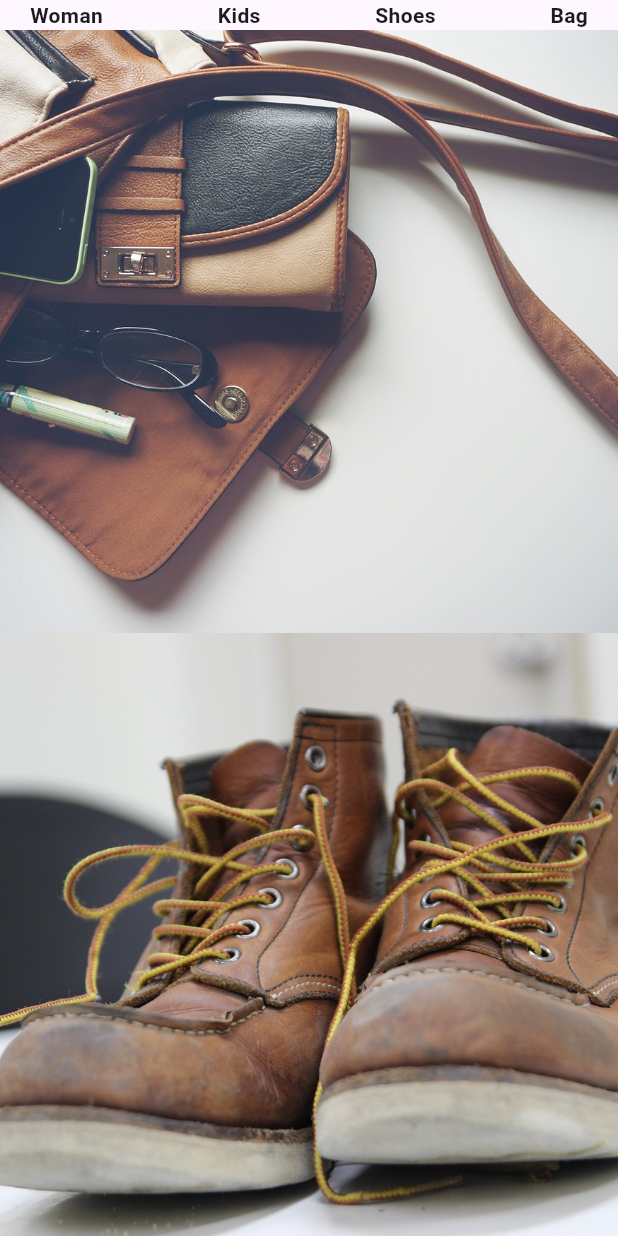
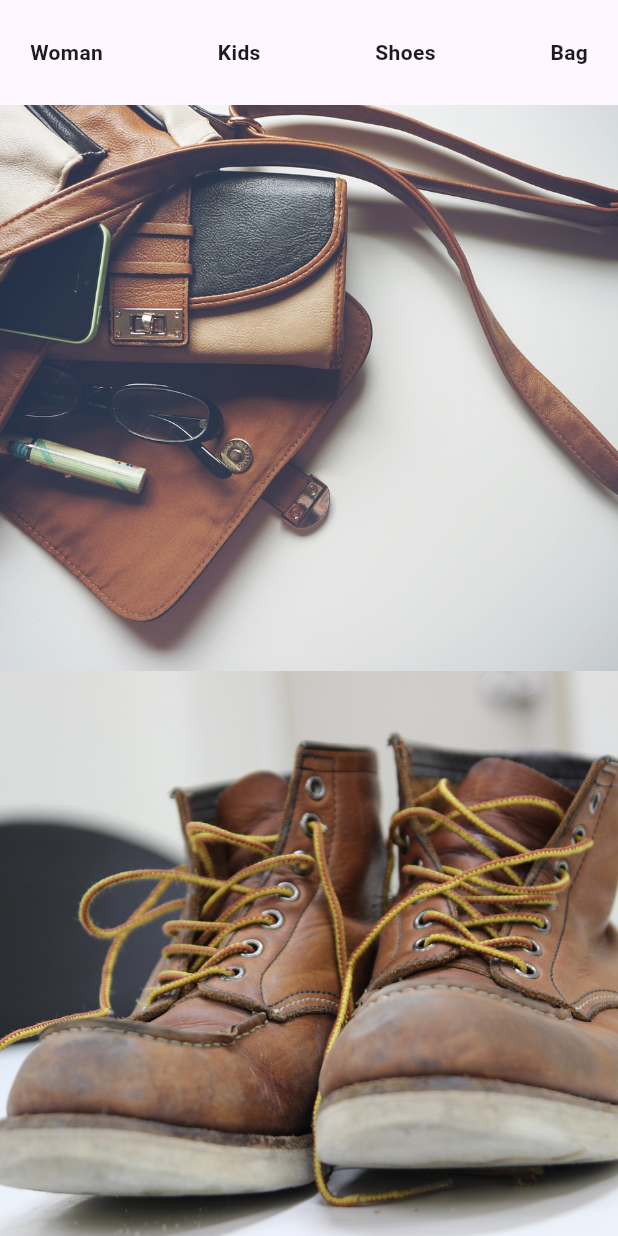
Before and after one commit to seoyeon-haru/flutter_store_app, a Flutter app: the screen it shows after launch, on a phone screen of 412 x 824 dp. Run offline on Flutter 3.47's test engine with Material 3 defaults, Android fonts, the phone set to English and light mode, and no system bars.

Commit message:
SizedBox 사용

```diff
--- a/lib/main.dart
+++ b/lib/main.dart
@@ -24,7 +24,9 @@ class StorePage extends StatelessWidget {
           children: [
             // Text
             // Image
-            Padding(
+            SizedBox(
+              height: 70,
+              child: Padding(
                 padding: EdgeInsets.symmetric(horizontal: 20),
                 child: Row(
                   children: [
@@ -58,6 +60,7 @@ class StorePage extends StatelessWidget {
                   ],
                 ),
               ),
+            ),
             Expanded(
                 child: Image.asset(
               'assets/bag.jpg',
```
Lines whose indentation alone changed are shown as unchanged.
